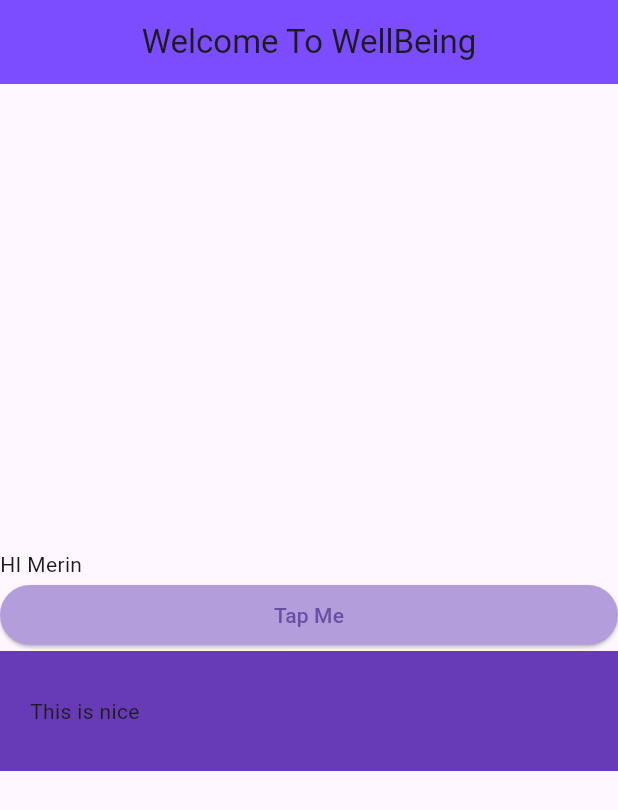
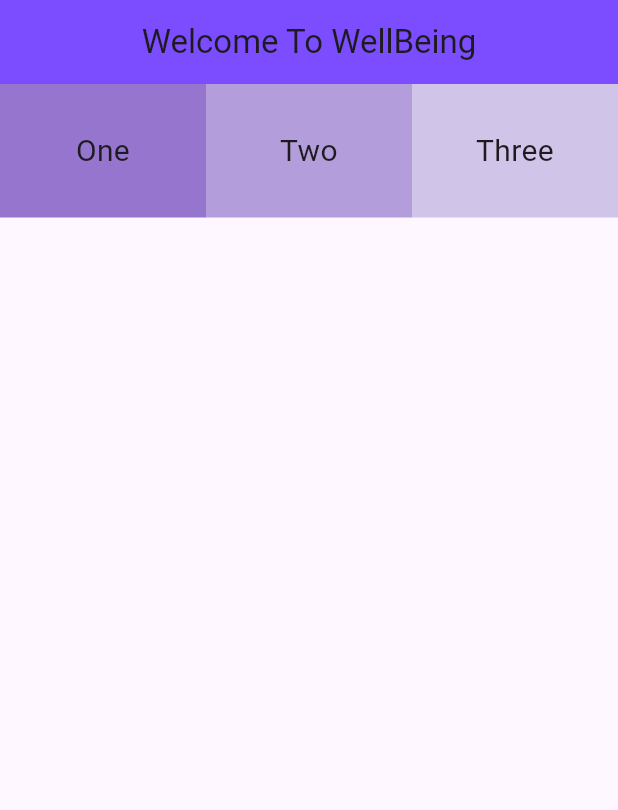
Before and after one commit to marziamerin/WellBeing-App, a Flutter app: the screen it shows after launch, on a phone screen of 412 x 824 dp. Shown: the top 810 px of the screen. Run offline on Flutter 3.47's test engine with Material 3 defaults, Android fonts, the light colour scheme and no system bars.

Commit message:
It's fun to learn.Yo

```diff
--- a/lib/main.dart
+++ b/lib/main.dart
@@ -17,29 +17,44 @@ class Home extends StatelessWidget {
         centerTitle: true,
         backgroundColor: Colors.deepPurpleAccent[200] ,
       ),
-      body: Column(
-        mainAxisAlignment: MainAxisAlignment.center,
-        crossAxisAlignment: CrossAxisAlignment.stretch,
+      body: Row(
         children: [
-          Text('HI Merin'),
-          ElevatedButton(onPressed: () {
-            print('Tap');
-          },
-            style: ElevatedButton.styleFrom(
-              backgroundColor: Colors.deepPurple[200],
+          Expanded(
+            flex: 2,
+            child: Container(
+                  child: Text('One',textAlign: TextAlign.center, style: TextStyle(
+                      fontSize: 20 ),),
+                  padding: EdgeInsets.symmetric(horizontal: 20.0, vertical: 30.0),
+                  decoration: BoxDecoration(
+                    color: Colors.deepPurple[300],
+                  ),
+                ),
+          ),
+          Expanded(
+            flex: 2,
+            child: Container(
+              child: Text('Two', textAlign: TextAlign.center, style: TextStyle(
+                  fontSize: 20 ),),
+              padding: EdgeInsets.symmetric(horizontal: 20.0, vertical: 30.0),
+              decoration: BoxDecoration(
+                color: Colors.deepPurple[200],
+              ),
             ),
-              child: Text('Tap Me'),
           ),
-          Container(
-            child: Text('This is nice'),
-            padding: EdgeInsets.symmetric(horizontal: 20.0, vertical: 30.0),
-            decoration: BoxDecoration(
-              color: Colors.deepPurple,
+          Expanded(
+            flex: 2,
+            child: Container(
+              child: Text('Three',textAlign: TextAlign.center, style: TextStyle(
+                fontSize: 20 ),),
+              padding: EdgeInsets.symmetric(horizontal: 20.0, vertical: 30.0),
+              decoration: BoxDecoration(
+                color: Colors.deepPurple[100],
+              ),
             ),
-          )
-
+          ) ,
         ],
       ) ,
-      );
+
+    ) ;
   }
 }
```
